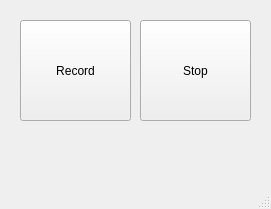
First picture: the form in MainWindow.ui, repository elecun/flame-avsim-neon, before the edit.
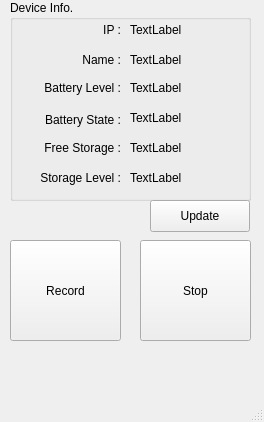
Second picture: the form after the edit. Icons and pictures are not drawn.

The edit to the form file:
```diff
--- a/MainWindow.ui
+++ b/MainWindow.ui
@@ -6,8 +6,8 @@
    <rect>
     <x>0</x>
     <y>0</y>
-    <width>271</width>
-    <height>209</height>
+    <width>264</width>
+    <height>422</height>
    </rect>
   </property>
   <property name="windowTitle">
@@ -17,8 +17,8 @@
    <widget class="QPushButton" name="btn_record_start">
     <property name="geometry">
      <rect>
-      <x>20</x>
-      <y>20</y>
+      <x>10</x>
+      <y>240</y>
       <width>111</width>
       <height>101</height>
      </rect>
@@ -31,7 +31,7 @@
     <property name="geometry">
      <rect>
       <x>140</x>
-      <y>20</y>
+      <y>240</y>
       <width>111</width>
       <height>101</height>
      </rect>
@@ -39,6 +39,210 @@
     <property name="text">
      <string>Stop</string>
     </property>
+    <property name="icon">
+     <iconset>
+      <normaloff>ico/stop.png</normaloff>ico/stop.png</iconset>
+    </property>
+   </widget>
+   <widget class="QGroupBox" name="groupBox">
+    <property name="geometry">
+     <rect>
+      <x>10</x>
+      <y>0</y>
+      <width>241</width>
+      <height>201</height>
+     </rect>
+    </property>
+    <property name="title">
+     <string>Device Info.</string>
+    </property>
+    <widget class="QLabel" name="label_ip">
+     <property name="geometry">
+      <rect>
+       <x>20</x>
+       <y>20</y>
+       <width>91</width>
+       <height>20</height>
+      </rect>
+     </property>
+     <property name="text">
+      <string>IP :</string>
+     </property>
+     <property name="alignment">
+      <set>Qt::AlignRight|Qt::AlignTrailing|Qt::AlignVCenter</set>
+     </property>
+    </widget>
+    <widget class="QLabel" name="label_name">
+     <property name="geometry">
+      <rect>
+       <x>20</x>
+       <y>50</y>
+       <width>91</width>
+       <height>20</height>
+      </rect>
+     </property>
+     <property name="text">
+      <string>Name :</string>
+     </property>
+     <property name="alignment">
+      <set>Qt::AlignRight|Qt::AlignTrailing|Qt::AlignVCenter</set>
+     </property>
+    </widget>
+    <widget class="QLabel" name="label_battery_level">
+     <property name="geometry">
+      <rect>
+       <x>20</x>
+       <y>80</y>
+       <width>91</width>
+       <height>16</height>
+      </rect>
+     </property>
+     <property name="text">
+      <string>Battery Level :</string>
+     </property>
+     <property name="alignment">
+      <set>Qt::AlignRight|Qt::AlignTrailing|Qt::AlignVCenter</set>
+     </property>
+    </widget>
+    <widget class="QLabel" name="label_free_storage">
+     <property name="geometry">
+      <rect>
+       <x>20</x>
+       <y>140</y>
+       <width>91</width>
+       <height>16</height>
+      </rect>
+     </property>
+     <property name="text">
+      <string>Free Storage :</string>
+     </property>
+     <property name="alignment">
+      <set>Qt::AlignRight|Qt::AlignTrailing|Qt::AlignVCenter</set>
+     </property>
+    </widget>
+    <widget class="QLabel" name="label_battery_state">
+     <property name="geometry">
+      <rect>
+       <x>20</x>
+       <y>110</y>
+       <width>91</width>
+       <height>20</height>
+      </rect>
+     </property>
+     <property name="text">
+      <string>Battery State :</string>
+     </property>
+     <property name="alignment">
+      <set>Qt::AlignRight|Qt::AlignTrailing|Qt::AlignVCenter</set>
+     </property>
+    </widget>
+    <widget class="QLabel" name="label_storage_level">
+     <property name="geometry">
+      <rect>
+       <x>10</x>
+       <y>170</y>
+       <width>101</width>
+       <height>16</height>
+      </rect>
+     </property>
+     <property name="text">
+      <string>Storage Level :</string>
+     </property>
+     <property name="alignment">
+      <set>Qt::AlignRight|Qt::AlignTrailing|Qt::AlignVCenter</set>
+     </property>
+    </widget>
+    <widget class="QLabel" name="label_ip_text">
+     <property name="geometry">
+      <rect>
+       <x>120</x>
+       <y>22</y>
+       <width>111</width>
+       <height>16</height>
+      </rect>
+     </property>
+     <property name="text">
+      <string>TextLabel</string>
+     </property>
+    </widget>
+    <widget class="QLabel" name="label_name_text">
+     <property name="geometry">
+      <rect>
+       <x>120</x>
+       <y>52</y>
+       <width>111</width>
+       <height>16</height>
+      </rect>
+     </property>
+     <property name="text">
+      <string>TextLabel</string>
+     </property>
+    </widget>
+    <widget class="QLabel" name="label_battery_level_text">
+     <property name="geometry">
+      <rect>
+       <x>120</x>
+       <y>80</y>
+       <width>111</width>
+       <height>16</height>
+      </rect>
+     </property>
+     <property name="text">
+      <string>TextLabel</string>
+     </property>
+    </widget>
+    <widget class="QLabel" name="label_battery_state_text">
+     <property name="geometry">
+      <rect>
+       <x>120</x>
+       <y>110</y>
+       <width>111</width>
+       <height>16</height>
+      </rect>
+     </property>
+     <property name="text">
+      <string>TextLabel</string>
+     </property>
+    </widget>
+    <widget class="QLabel" name="label_free_storage_text">
+     <property name="geometry">
+      <rect>
+       <x>120</x>
+       <y>140</y>
+       <width>111</width>
+       <height>16</height>
+      </rect>
+     </property>
+     <property name="text">
+      <string>TextLabel</string>
+     </property>
+    </widget>
+    <widget class="QLabel" name="label_storage_level_text">
+     <property name="geometry">
+      <rect>
+       <x>120</x>
+       <y>170</y>
+       <width>111</width>
+       <height>16</height>
+      </rect>
+     </property>
+     <property name="text">
+      <string>TextLabel</string>
+     </property>
+    </widget>
+   </widget>
+   <widget class="QPushButton" name="btn_update">
+    <property name="geometry">
+     <rect>
+      <x>150</x>
+      <y>200</y>
+      <width>100</width>
+      <height>32</height>
+     </rect>
+    </property>
+    <property name="text">
+     <string>Update</string>
+    </property>
    </widget>
   </widget>
   <widget class="QMenuBar" name="menubar">
```
Left out of the diff: 8 changed lines with no effect on the pictures.
